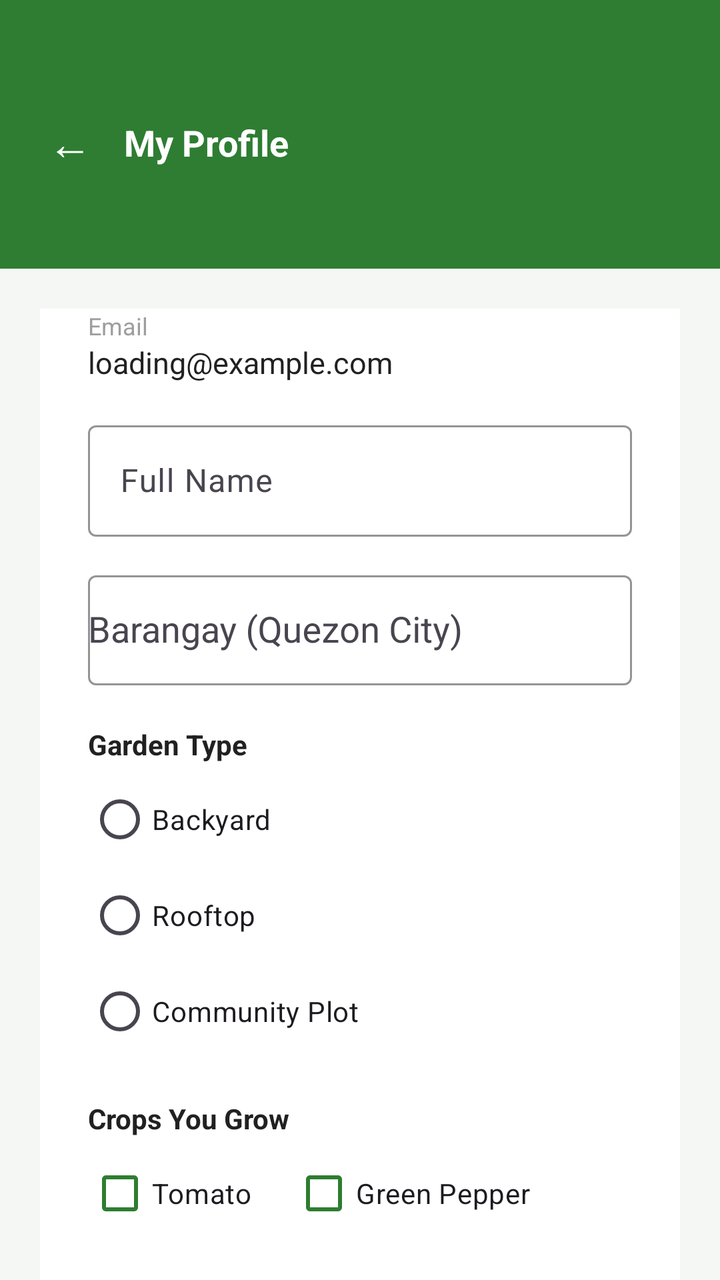
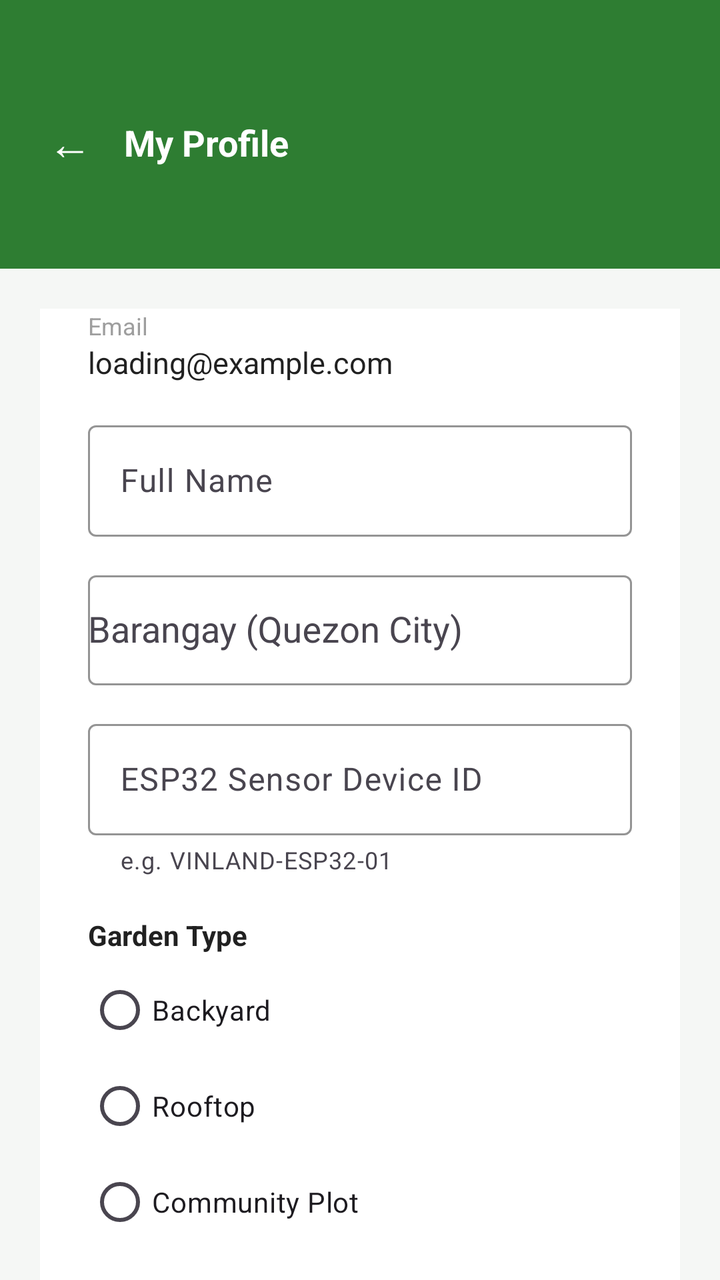

An Android layout rendered at two revisions. The XML below is the earlier revision; the diff shows what the commit changed to produce the second picture.
<!-- AndroidManifest.xml: application theme Theme.Vinland -->
<!-- res/layout/activity_profile.xml -->
<?xml version="1.0" encoding="utf-8"?>
<androidx.core.widget.NestedScrollView xmlns:android="http://schemas.android.com/apk/res/android"
    xmlns:app="http://schemas.android.com/apk/res-auto"
    android:layout_width="match_parent"
    android:layout_height="match_parent"
    android:background="#F5F7F5"
    android:fillViewport="true">

    <LinearLayout
        android:layout_width="match_parent"
        android:layout_height="wrap_content"
        android:orientation="vertical">

        
        <LinearLayout
            android:layout_width="match_parent"
            android:layout_height="wrap_content"
            android:orientation="horizontal"
            android:gravity="center_vertical"
            android:background="#2E7D32"
            android:paddingTop="48dp"
            android:paddingBottom="40dp"
            android:paddingHorizontal="16dp">

            <TextView
                android:id="@+id/tvBack"
                android:layout_width="wrap_content"
                android:layout_height="wrap_content"
                android:text="←"
                android:textSize="22sp"
                android:textColor="#FFFFFF"
                android:padding="8dp" />

            <TextView
                android:layout_width="wrap_content"
                android:layout_height="wrap_content"
                android:layout_marginStart="8dp"
                android:text="My Profile"
                android:textSize="18sp"
                android:textStyle="bold"
                android:textColor="#FFFFFF" />
        </LinearLayout>

        <LinearLayout
            android:layout_width="match_parent"
            android:layout_height="wrap_content"
            android:orientation="vertical"
            android:padding="20dp">

            
            <com.google.android.material.card.MaterialCardView
                android:layout_width="match_parent"
                android:layout_height="wrap_content"
                android:layout_marginTop="-24dp"
                app:cardCornerRadius="20dp"
                app:cardElevation="4dp"
                app:strokeWidth="0dp"
                app:cardBackgroundColor="#FFFFFF">

                <LinearLayout
                    android:layout_width="match_parent"
                    android:layout_height="wrap_content"
                    android:orientation="vertical"
                    android:padding="24dp">

                    
                    <TextView
                        android:layout_width="wrap_content"
                        android:layout_height="wrap_content"
                        android:text="Email"
                        android:textColor="#9E9E9E"
                        android:textSize="12sp" />

                    <TextView
                        android:id="@+id/tvEmail"
                        android:layout_width="wrap_content"
                        android:layout_height="wrap_content"
                        android:layout_marginBottom="16dp"
                        android:text="loading@example.com"
                        android:textColor="#212121"
                        android:textSize="15sp" />

                    
                    <com.google.android.material.textfield.TextInputLayout
                        style="@style/Widget.Material3.TextInputLayout.OutlinedBox"
                        android:layout_width="match_parent"
                        android:layout_height="wrap_content"
                        android:hint="Full Name"
                        app:boxStrokeColor="#2E7D32"
                        app:hintTextColor="#2E7D32">

                        <com.google.android.material.textfield.TextInputEditText
                            android:id="@+id/etFullName"
                            android:layout_width="match_parent"
                            android:layout_height="wrap_content"
                            android:inputType="textPersonName" />
                    </com.google.android.material.textfield.TextInputLayout>

                    
                    <com.google.android.material.textfield.TextInputLayout
                        style="@style/Widget.Material3.TextInputLayout.OutlinedBox"
                        android:layout_width="match_parent"
                        android:layout_height="wrap_content"
                        android:layout_marginTop="14dp"
                        android:hint="Barangay (Quezon City)"
                        app:boxStrokeColor="#2E7D32"
                        app:hintTextColor="#2E7D32">

                        <AutoCompleteTextView
                            android:id="@+id/actvBarangay"
                            android:layout_width="match_parent"
                            android:layout_height="55dp"
                            android:completionThreshold="1"
                            android:inputType="text" />
                    </com.google.android.material.textfield.TextInputLayout>

                    
                    <TextView
                        android:layout_width="wrap_content"
                        android:layout_height="wrap_content"
                        android:layout_marginTop="20dp"
                        android:text="Garden Type"
                        android:textColor="#212121"
                        android:textSize="14sp"
                        android:textStyle="bold" />

                    <RadioGroup
                        android:id="@+id/rgGardenType"
                        android:layout_width="match_parent"
                        android:layout_height="wrap_content"
                        android:layout_marginTop="4dp"
                        android:orientation="vertical">

                        <RadioButton
                            android:id="@+id/rbBackyard"
                            android:layout_width="wrap_content"
                            android:layout_height="wrap_content"
                            android:buttonTint="#2E7D32"
                            android:text="Backyard" />

                        <RadioButton
                            android:id="@+id/rbRooftop"
                            android:layout_width="wrap_content"
                            android:layout_height="wrap_content"
                            android:buttonTint="#2E7D32"
                            android:text="Rooftop" />

                        <RadioButton
                            android:id="@+id/rbCommunityPlot"
                            android:layout_width="wrap_content"
                            android:layout_height="wrap_content"
                            android:buttonTint="#2E7D32"
                            android:text="Community Plot" />
                    </RadioGroup>

                    
                    <TextView
                        android:layout_width="wrap_content"
                        android:layout_height="wrap_content"
                        android:layout_marginTop="20dp"
                        android:text="Crops You Grow"
                        android:textColor="#212121"
                        android:textSize="14sp"
                        android:textStyle="bold" />

                    <LinearLayout
                        android:id="@+id/layoutCropsContainer"
                        android:layout_width="match_parent"
                        android:layout_height="wrap_content"
                        android:layout_marginTop="4dp"
                        android:orientation="horizontal">

                        <CheckBox
                            android:id="@+id/cbTomato"
                            android:layout_width="wrap_content"
                            android:layout_height="wrap_content"
                            android:buttonTint="#2E7D32"
                            android:text="Tomato" />

                        <CheckBox
                            android:id="@+id/cbGreenPepper"
                            android:layout_width="wrap_content"
                            android:layout_height="wrap_content"
                            android:layout_marginStart="20dp"
                            android:buttonTint="#2E7D32"
                            android:text="Green Pepper" />
                    </LinearLayout>

                    <TextView
                        android:id="@+id/tvError"
                        android:layout_width="match_parent"
                        android:layout_height="wrap_content"
                        android:layout_marginTop="14dp"
                        android:textColor="#D32F2F"
                        android:textSize="13sp"
                        android:visibility="gone" />

                    <TextView
                        android:id="@+id/tvSuccess"
                        android:layout_width="match_parent"
                        android:layout_height="wrap_content"
                        android:layout_marginTop="14dp"
                        android:textColor="#2E7D32"
                        android:textSize="13sp"
                        android:visibility="gone" />

                    <com.google.android.material.button.MaterialButton
                        android:id="@+id/btnSave"
                        android:layout_width="match_parent"
                        android:layout_height="52dp"
                        android:layout_marginTop="18dp"
                        android:text="Save Changes"
                        android:textAllCaps="false"
                        android:textSize="16sp"
                        app:backgroundTint="#2E7D32"
                        app:cornerRadius="12dp" />

                    <ProgressBar
                        android:id="@+id/progressBar"
                        android:layout_width="wrap_content"
                        android:layout_height="wrap_content"
                        android:layout_gravity="center"
                        android:layout_marginTop="12dp"
                        android:visibility="gone" />

                </LinearLayout>
            </com.google.android.material.card.MaterialCardView>

        </LinearLayout>
    </LinearLayout>
</androidx.core.widget.NestedScrollView>
<!-- resources referenced by this layout -->
<resources>
  <style name="Theme.Vinland" parent="Base.Theme.Vinland" />
  <style name="Base.Theme.Vinland" parent="Theme.Material3.DayNight.NoActionBar">
          
          
      </style>
</resources>

<!-- the commit's change to res/layout/activity_profile.xml (unified diff, before → after) -->
@@ -43,7 +43,7 @@
 
         <LinearLayout
             android:layout_width="match_parent"
-            android:layout_height="wrap_content"
+            android:layout_height="743dp"
             android:orientation="vertical"
             android:padding="20dp">
 
@@ -52,10 +52,10 @@
                 android:layout_width="match_parent"
                 android:layout_height="wrap_content"
                 android:layout_marginTop="-24dp"
+                app:cardBackgroundColor="#FFFFFF"
                 app:cardCornerRadius="20dp"
                 app:cardElevation="4dp"
-                app:strokeWidth="0dp"
-                app:cardBackgroundColor="#FFFFFF">
+                app:strokeWidth="0dp">
 
                 <LinearLayout
                     android:layout_width="match_parent"
@@ -115,6 +115,24 @@
                     </com.google.android.material.textfield.TextInputLayout>
 
                     
+                    <com.google.android.material.textfield.TextInputLayout
+                        style="@style/Widget.Material3.TextInputLayout.OutlinedBox"
+                        android:layout_width="match_parent"
+                        android:layout_height="wrap_content"
+                        android:layout_marginTop="14dp"
+                        android:hint="ESP32 Sensor Device ID"
+                        app:boxStrokeColor="#2E7D32"
+                        app:helperText="e.g. VINLAND-ESP32-01"
+                        app:hintTextColor="#2E7D32">
+
+                        <com.google.android.material.textfield.TextInputEditText
+                            android:id="@+id/etSensorDeviceId"
+                            android:layout_width="match_parent"
+                            android:layout_height="wrap_content"
+                            android:inputType="textCapCharacters" />
+                    </com.google.android.material.textfield.TextInputLayout>
+
+                    
                     <TextView
                         android:layout_width="wrap_content"
                         android:layout_height="wrap_content"
